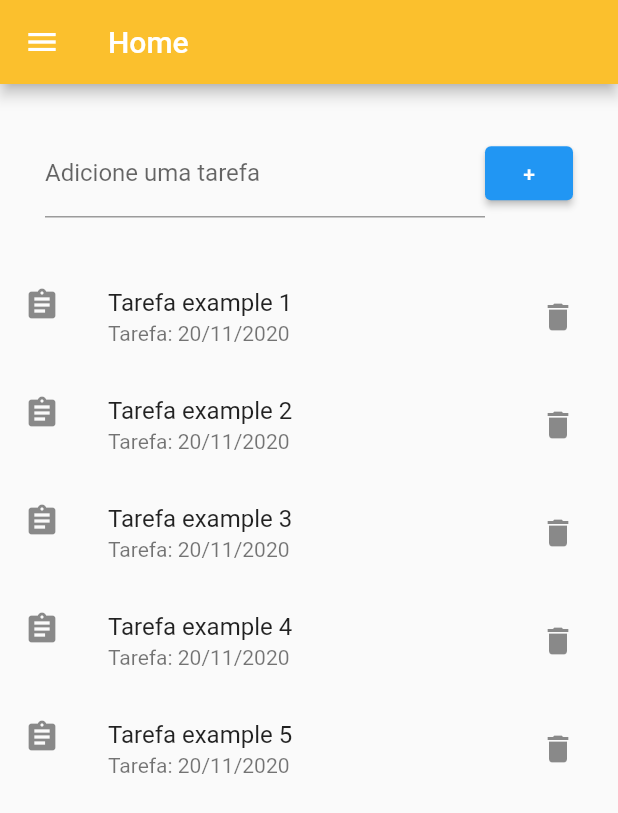
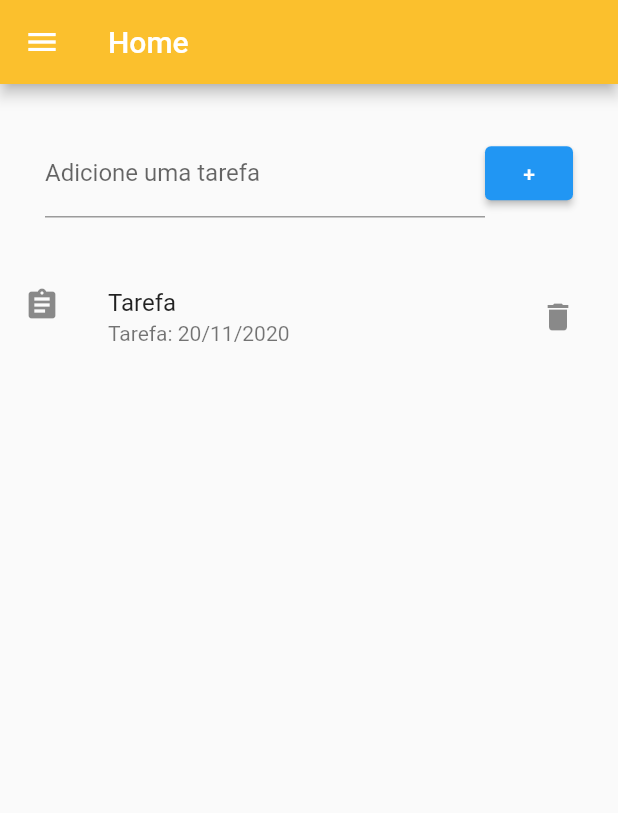
Before and after one commit to dev-brito99frelas/fluter_task_linux, a Flutter app: the Home screen opened directly, after a tap on an icon or button, on a phone screen of 412 x 824 dp. Shown: the top 813 px of the screen. Run offline on Flutter 3.47's test engine with Material 2 defaults, Android fonts, the phone set to English and light mode, and no system bars.

Commit message:
Fixed list rendering issue with Flexible widget

```diff
--- a/lib/pages/home.dart
+++ b/lib/pages/home.dart
@@ -8,13 +8,7 @@ class Home extends StatefulWidget {
 }
 
 class _HomeState extends State<Home> {
-  List<String> tasks = [
-    "example 1",
-    "example 2",
-    "example 3",
-    "example 4",
-    "example 5"
-  ];
+  List<String> tasks = [];
   final TextEditingController tarefaController = TextEditingController();
   late String iterator;
 
@@ -47,14 +41,20 @@ class _HomeState extends State<Home> {
                 Expanded(
                   flex: 1,
                   child: ElevatedButton(
-                    onPressed: onPressedAdd,
+                    onPressed: () {
+                      setState(() {
+                        tasks.add(tarefaController.text);
+                        tarefaController.clear();
+                      });
+                    },
                     child: const Text("+"),
                   ),
                 )
               ],
             ),
           ),
-          ListView(
+          Flexible(
+            child: ListView(
               shrinkWrap: true,
               children: [
                 for (iterator in tasks)
@@ -76,13 +76,11 @@ class _HomeState extends State<Home> {
                   ),
               ],
             ),
+          ),
         ],
       ),
     );
   }
 
   void onchangedTarefa(String algomudou) {}
-  void onPressedAdd() {
-    tarefaController.clear();
 }
-}
```
Lines whose indentation alone changed are shown as unchanged.
